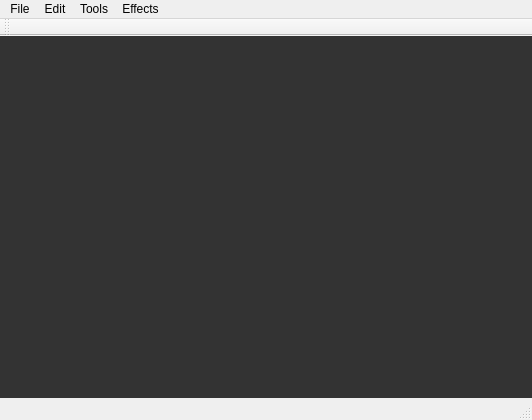
First picture: the form in mainwindow.ui, repository aso824/qimageviewer, before the edit.
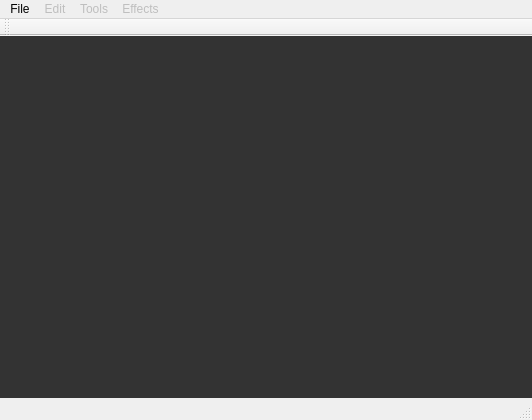
Second picture: the form after the edit.

Commit message: Image loading

Patch:
```diff
--- a/mainwindow.ui
+++ b/mainwindow.ui
@@ -55,18 +55,27 @@
     <addaction name="actionExit"/>
    </widget>
    <widget class="QMenu" name="menuTools">
+    <property name="enabled">
+     <bool>false</bool>
+    </property>
     <property name="title">
      <string>Tools</string>
     </property>
     <addaction name="actionNo_tools_loaded"/>
    </widget>
    <widget class="QMenu" name="menuEffects">
+    <property name="enabled">
+     <bool>false</bool>
+    </property>
     <property name="title">
      <string>Effects</string>
     </property>
     <addaction name="actionNo_effects_loaded"/>
    </widget>
    <widget class="QMenu" name="menuEdit">
+    <property name="enabled">
+     <bool>false</bool>
+    </property>
     <property name="title">
      <string>Edit</string>
     </property>
```
Left out of the diff: 18 changed lines with no effect on the pictures. The commit also changes 2 other files.
